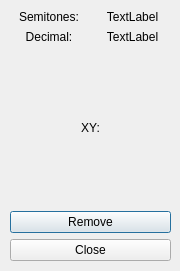
Above: sync3_ratio.ui from starlingcode/viaflash before the change. Below: the same form after it.
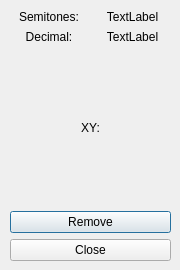
That is the form after the change.

What changed in the file:
```diff
--- a/sync3_ratio.ui
+++ b/sync3_ratio.ui
@@ -7,9 +7,21 @@
     <x>0</x>
     <y>0</y>
     <width>180</width>
-    <height>271</height>
+    <height>270</height>
    </rect>
   </property>
+  <property name="minimumSize">
+   <size>
+    <width>180</width>
+    <height>270</height>
+   </size>
+  </property>
+  <property name="maximumSize">
+   <size>
+    <width>180</width>
+    <height>270</height>
+   </size>
+  </property>
   <property name="windowTitle">
    <string>Ratio</string>
   </property>
```
